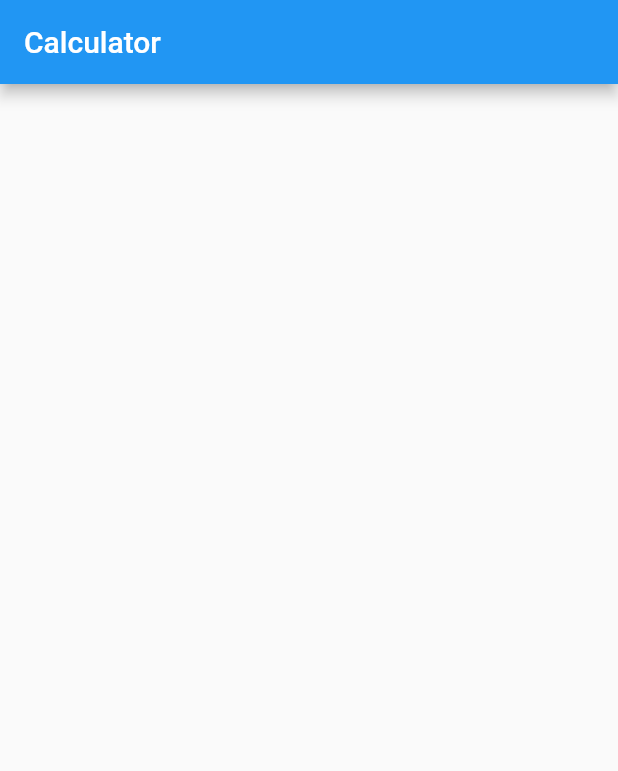
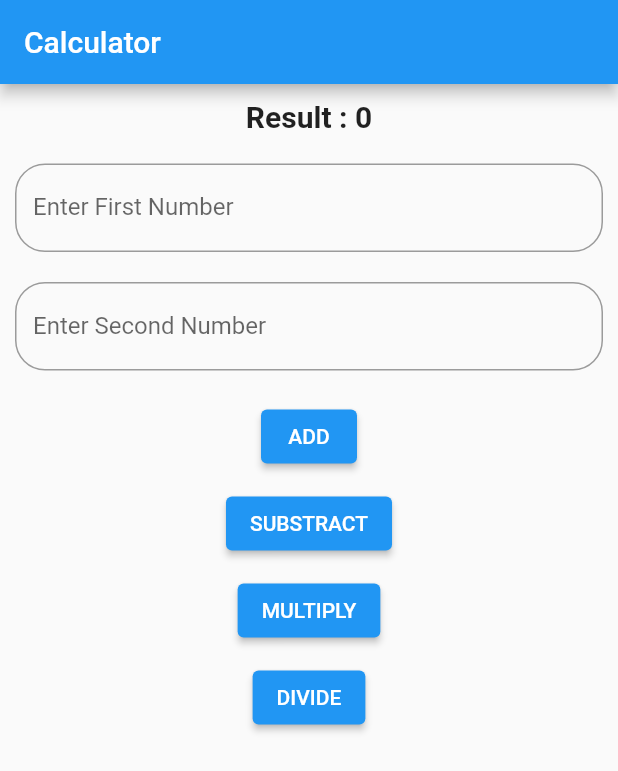
Before and after one commit to EgiSR/flutter-egi-satmata-r-fundamental, a Flutter app: the screen it shows after launch, on a phone screen of 412 x 824 dp. Shown: the top 771 px of the screen. Run offline on Flutter 3.47's test engine with Material 2 defaults, Android fonts, the phone set to English and light mode, and no system bars.

Commit message:
revisi 2

```diff
--- a/lib/calculator.dart
+++ b/lib/calculator.dart
@@ -2,18 +2,98 @@ import 'package:flutter/material.dart';
 import 'package:flutter/src/widgets/container.dart';
 import 'package:flutter/src/widgets/framework.dart';
 
-class calculator extends StatelessWidget {
+class calculator extends StatefulWidget {
   const calculator({super.key});
 
   @override
+  State<calculator> createState() => _calculatorState();
+}
+
+class _calculatorState extends State<calculator> {
+  TextEditingController controller1 = TextEditingController();
+  TextEditingController controller2 = TextEditingController();
+
+  @override
   Widget build(BuildContext context) {
-    return MaterialApp(
-        home: Scaffold(
+    return Scaffold(
       appBar: AppBar(
         title: Text("Calculator"),
-        backgroundColor: Colors.blue,
       ),
-    ));
+      body: Padding(
+        padding: const EdgeInsets.all(10.0),
+        child: Column(
+          children: [
+            Text(
+              "Result : 0",
+              style: TextStyle(fontSize: 20, fontWeight: FontWeight.bold),
+            ),
+            SizedBox(
+              height: 20,
+            ),
+            TextField(
+              controller: controller1,
+              decoration: InputDecoration(
+                  labelText: "Enter First Number",
+                  border: OutlineInputBorder(
+                      borderRadius: BorderRadius.circular(20))),
+            ),
+            SizedBox(
+              height: 20,
+            ),
+            TextField(
+              controller: controller2,
+              decoration: InputDecoration(
+                  labelText: "Enter Second Number",
+                  border: OutlineInputBorder(
+                      borderRadius: BorderRadius.circular(20))),
+            ),
+            SizedBox(
+              height: 20,
+            ),
+            Align(
+                alignment: Alignment.center,
+                child: Column(
+                  children: [
+                    ElevatedButton(onPressed: () {}, child: Text("ADD")),
+                    SizedBox(
+                      height: 10,
+                    ),
+                    ElevatedButton(onPressed: () {}, child: Text("SUBSTRACT")),
+                    SizedBox(
+                      height: 10,
+                    ),
+                    ElevatedButton(onPressed: () {}, child: Text("MULTIPLY")),
+                    SizedBox(
+                      height: 10,
+                    ),
+                    ElevatedButton(onPressed: () {}, child: Text("DIVIDE")),
+                  ],
+                ))
+          ],
+        ),
+      ),
+    );
   }
 }
+
+
+
+
+
+
+
+
+
+
+
+
+
+
+
+
+
+
+
+
+
 //https://www.figma.com/file/GSwr2D21AQw1C3VnWCSJD0/Mini-Playstore?node-id=0%3A1https://www.figma.com/file/GSwr2D21AQw1C3VnWCSJD0/Mini-Playstore?node-id=0%3A1
```
